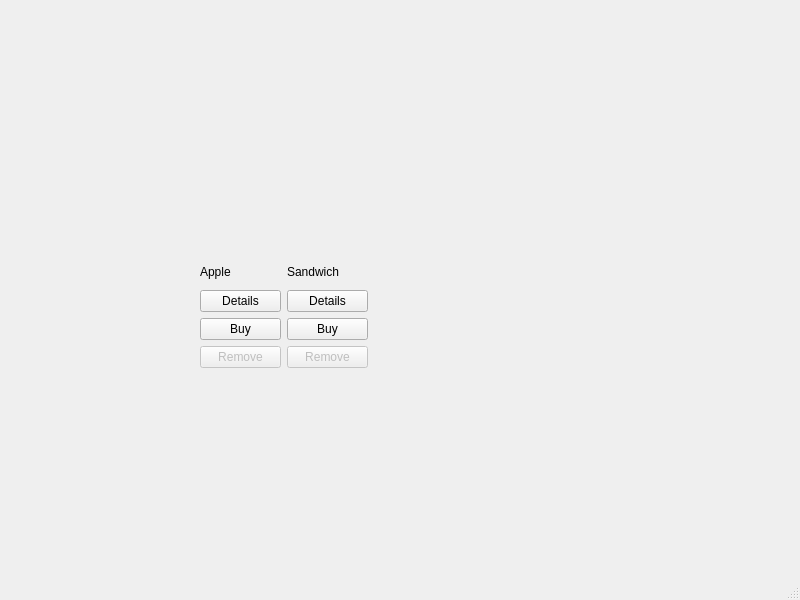
First picture: the form in mainwindow.ui, repository Whiteclaww/UGroceryDelivery, before the edit.
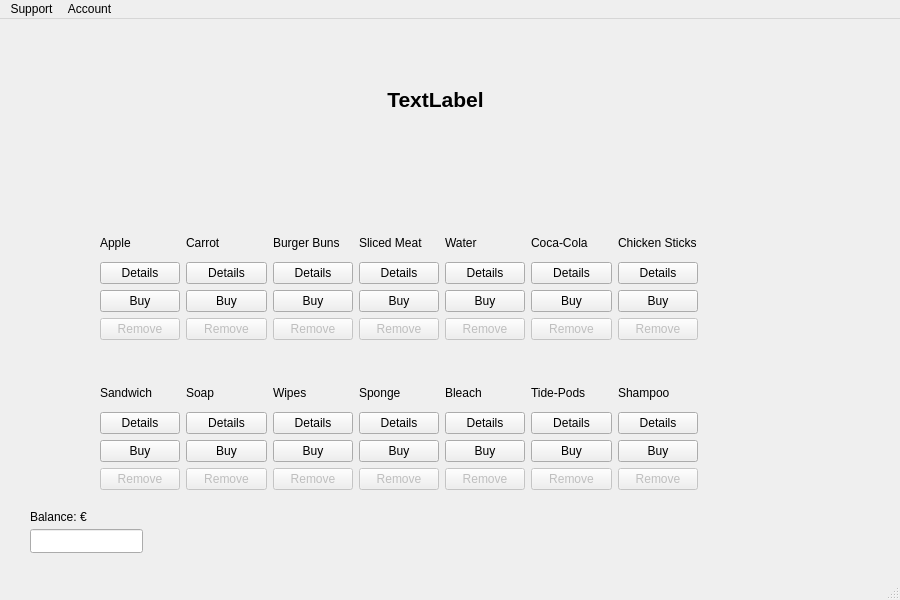
Second picture: the form after the edit.

What changed in the file:
```diff
--- a/mainwindow.ui
+++ b/mainwindow.ui
@@ -6,7 +6,7 @@
    <rect>
     <x>0</x>
     <y>0</y>
-    <width>800</width>
+    <width>900</width>
     <height>600</height>
    </rect>
   </property>
@@ -17,21 +17,200 @@
    <widget class="QWidget" name="layoutWidget">
     <property name="geometry">
      <rect>
-      <x>200</x>
-      <y>260</y>
-      <width>168</width>
-      <height>108</height>
+      <x>100</x>
+      <y>360</y>
+      <width>598</width>
+      <height>111</height>
      </rect>
     </property>
-    <layout class="QGridLayout" name="gridLayout">
+    <layout class="QGridLayout" name="gridLayout_2">
      <item row="2" column="1">
-      <widget class="QPushButton" name="pushButton_2">
+      <widget class="QPushButton" name="pushButton_33">
        <property name="text">
-        <string>Details</string>
+        <string>Buy</string>
+       </property>
+      </widget>
+     </item>
+     <item row="2" column="2">
+      <widget class="QPushButton" name="pushButton_25">
+       <property name="text">
+        <string>Buy</string>
+       </property>
+      </widget>
+     </item>
+     <item row="0" column="4">
+      <widget class="QLabel" name="label_10">
+       <property name="text">
+        <string>Bleach</string>
+       </property>
+      </widget>
+     </item>
+     <item row="3" column="3">
+      <widget class="QPushButton" name="pushButton_44">
+       <property name="enabled">
+        <bool>false</bool>
+       </property>
+       <property name="text">
+        <string>Remove</string>
        </property>
       </widget>
      </item>
      <item row="1" column="1">
+      <widget class="QPushButton" name="pushButton_27">
+       <property name="text">
+        <string>Details</string>
+       </property>
+      </widget>
+     </item>
+     <item row="3" column="4">
+      <widget class="QPushButton" name="pushButton_36">
+       <property name="enabled">
+        <bool>false</bool>
+       </property>
+       <property name="text">
+        <string>Remove</string>
+       </property>
+      </widget>
+     </item>
+     <item row="3" column="6">
+      <widget class="QPushButton" name="pushButton_31">
+       <property name="enabled">
+        <bool>false</bool>
+       </property>
+       <property name="text">
+        <string>Remove</string>
+       </property>
+      </widget>
+     </item>
+     <item row="2" column="5">
+      <widget class="QPushButton" name="pushButton_29">
+       <property name="text">
+        <string>Buy</string>
+       </property>
+      </widget>
+     </item>
+     <item row="1" column="5">
+      <widget class="QPushButton" name="pushButton_30">
+       <property name="text">
+        <string>Details</string>
+       </property>
+      </widget>
+     </item>
+     <item row="0" column="6">
+      <widget class="QLabel" name="label_14">
+       <property name="text">
+        <string>Shampoo</string>
+       </property>
+      </widget>
+     </item>
+     <item row="2" column="3">
+      <widget class="QPushButton" name="pushButton_37">
+       <property name="text">
+        <string>Buy</string>
+       </property>
+      </widget>
+     </item>
+     <item row="3" column="1">
+      <widget class="QPushButton" name="pushButton_45">
+       <property name="enabled">
+        <bool>false</bool>
+       </property>
+       <property name="text">
+        <string>Remove</string>
+       </property>
+      </widget>
+     </item>
+     <item row="3" column="2">
+      <widget class="QPushButton" name="pushButton_41">
+       <property name="enabled">
+        <bool>false</bool>
+       </property>
+       <property name="text">
+        <string>Remove</string>
+       </property>
+      </widget>
+     </item>
+     <item row="0" column="3">
+      <widget class="QLabel" name="label_11">
+       <property name="text">
+        <string>Sponge</string>
+       </property>
+      </widget>
+     </item>
+     <item row="1" column="2">
+      <widget class="QPushButton" name="pushButton_28">
+       <property name="text">
+        <string>Details</string>
+       </property>
+      </widget>
+     </item>
+     <item row="0" column="5">
+      <widget class="QLabel" name="label_9">
+       <property name="text">
+        <string>Tide-Pods</string>
+       </property>
+      </widget>
+     </item>
+     <item row="0" column="2">
+      <widget class="QLabel" name="label_13">
+       <property name="text">
+        <string>Wipes</string>
+       </property>
+      </widget>
+     </item>
+     <item row="2" column="6">
+      <widget class="QPushButton" name="pushButton_43">
+       <property name="text">
+        <string>Buy</string>
+       </property>
+      </widget>
+     </item>
+     <item row="1" column="6">
+      <widget class="QPushButton" name="pushButton_26">
+       <property name="text">
+        <string>Details</string>
+       </property>
+      </widget>
+     </item>
+     <item row="0" column="1">
+      <widget class="QLabel" name="label_15">
+       <property name="text">
+        <string>Soap</string>
+       </property>
+      </widget>
+     </item>
+     <item row="1" column="4">
+      <widget class="QPushButton" name="pushButton_40">
+       <property name="text">
+        <string>Details</string>
+       </property>
+      </widget>
+     </item>
+     <item row="3" column="5">
+      <widget class="QPushButton" name="pushButton_32">
+       <property name="enabled">
+        <bool>false</bool>
+       </property>
+       <property name="text">
+        <string>Remove</string>
+       </property>
+      </widget>
+     </item>
+     <item row="2" column="4">
+      <widget class="QPushButton" name="pushButton_38">
+       <property name="text">
+        <string>Buy</string>
+       </property>
+      </widget>
+     </item>
+     <item row="1" column="3">
+      <widget class="QPushButton" name="pushButton_34">
+       <property name="text">
+        <string>Details</string>
+       </property>
+      </widget>
+     </item>
+     <item row="0" column="0">
       <widget class="QLabel" name="label_2">
        <property name="text">
         <string>Sandwich</string>
@@ -39,35 +218,177 @@
       </widget>
      </item>
      <item row="1" column="0">
+      <widget class="QPushButton" name="pushButton_2">
+       <property name="text">
+        <string>Details</string>
+       </property>
+      </widget>
+     </item>
+     <item row="2" column="0">
+      <widget class="QPushButton" name="pushButton_4">
+       <property name="text">
+        <string>Buy</string>
+       </property>
+      </widget>
+     </item>
+     <item row="3" column="0">
+      <widget class="QPushButton" name="pushButton_5">
+       <property name="enabled">
+        <bool>false</bool>
+       </property>
+       <property name="text">
+        <string>Remove</string>
+       </property>
+      </widget>
+     </item>
+    </layout>
+   </widget>
+   <widget class="QLineEdit" name="lineEdit">
+    <property name="geometry">
+     <rect>
+      <x>30</x>
+      <y>510</y>
+      <width>113</width>
+      <height>24</height>
+     </rect>
+    </property>
+   </widget>
+   <widget class="QLabel" name="label_12">
+    <property name="geometry">
+     <rect>
+      <x>30</x>
+      <y>490</y>
+      <width>91</width>
+      <height>16</height>
+     </rect>
+    </property>
+    <property name="text">
+     <string>Balance: €</string>
+    </property>
+   </widget>
+   <widget class="QWidget" name="layoutWidget">
+    <property name="geometry">
+     <rect>
+      <x>100</x>
+      <y>210</y>
+      <width>598</width>
+      <height>111</height>
+     </rect>
+    </property>
+    <layout class="QGridLayout" name="gridLayout">
+     <item row="2" column="2">
+      <widget class="QPushButton" name="pushButton_12">
+       <property name="text">
+        <string>Buy</string>
+       </property>
+      </widget>
+     </item>
+     <item row="1" column="6">
+      <widget class="QPushButton" name="pushButton_22">
+       <property name="text">
+        <string>Details</string>
+       </property>
+      </widget>
+     </item>
+     <item row="1" column="1">
+      <widget class="QPushButton" name="pushButton_7">
+       <property name="text">
+        <string>Details</string>
+       </property>
+      </widget>
+     </item>
+     <item row="1" column="2">
+      <widget class="QPushButton" name="pushButton_10">
+       <property name="text">
+        <string>Details</string>
+       </property>
+      </widget>
+     </item>
+     <item row="2" column="5">
+      <widget class="QPushButton" name="pushButton_21">
+       <property name="text">
+        <string>Buy</string>
+       </property>
+      </widget>
+     </item>
+     <item row="1" column="5">
+      <widget class="QPushButton" name="pushButton_19">
+       <property name="text">
+        <string>Details</string>
+       </property>
+      </widget>
+     </item>
+     <item row="3" column="6">
+      <widget class="QPushButton" name="pushButton_23">
+       <property name="enabled">
+        <bool>false</bool>
+       </property>
+       <property name="text">
+        <string>Remove</string>
+       </property>
+      </widget>
+     </item>
+     <item row="0" column="5">
+      <widget class="QLabel" name="label_7">
+       <property name="text">
+        <string>Coca-Cola</string>
+       </property>
+      </widget>
+     </item>
+     <item row="0" column="4">
+      <widget class="QLabel" name="label_6">
+       <property name="text">
+        <string>Water</string>
+       </property>
+      </widget>
+     </item>
+     <item row="3" column="5">
+      <widget class="QPushButton" name="pushButton_20">
+       <property name="enabled">
+        <bool>false</bool>
+       </property>
+       <property name="text">
+        <string>Remove</string>
+       </property>
+      </widget>
+     </item>
+     <item row="0" column="3">
+      <widget class="QLabel" name="label_5">
+       <property name="text">
+        <string>Sliced Meat</string>
+       </property>
+      </widget>
+     </item>
+     <item row="2" column="1">
+      <widget class="QPushButton" name="pushButton_8">
+       <property name="text">
+        <string>Buy</string>
+       </property>
+      </widget>
+     </item>
+     <item row="1" column="3">
+      <widget class="QPushButton" name="pushButton_13">
+       <property name="text">
+        <string>Details</string>
+       </property>
+      </widget>
+     </item>
+     <item row="0" column="0">
       <widget class="QLabel" name="label">
        <property name="text">
         <string>Apple</string>
        </property>
       </widget>
      </item>
-     <item row="2" column="0">
+     <item row="1" column="0">
       <widget class="QPushButton" name="pushButton">
        <property name="text">
         <string>Details</string>
        </property>
       </widget>
      </item>
-     <item row="3" column="1">
-      <widget class="QPushButton" name="pushButton_4">
-       <property name="text">
-        <string>Buy</string>
-       </property>
-      </widget>
-     </item>
-     <item row="3" column="0">
-      <widget class="QPushButton" name="pushButton_3">
-       <property name="text">
-        <string>Buy</string>
-       </property>
-      </widget>
-     </item>
-     <item row="4" column="1">
-      <widget class="QPushButton" name="pushButton_5">
+     <item row="3" column="4">
+      <widget class="QPushButton" name="pushButton_17">
        <property name="enabled">
         <bool>false</bool>
        </property>
@@ -76,7 +397,35 @@
        </property>
       </widget>
      </item>
-     <item row="4" column="0">
+     <item row="0" column="2">
+      <widget class="QLabel" name="label_4">
+       <property name="text">
+        <string>Burger Buns</string>
+       </property>
+      </widget>
+     </item>
+     <item row="2" column="3">
+      <widget class="QPushButton" name="pushButton_15">
+       <property name="text">
+        <string>Buy</string>
+       </property>
+      </widget>
+     </item>
+     <item row="0" column="6">
+      <widget class="QLabel" name="label_8">
+       <property name="text">
+        <string>Chicken Sticks</string>
+       </property>
+      </widget>
+     </item>
+     <item row="2" column="4">
+      <widget class="QPushButton" name="pushButton_18">
+       <property name="text">
+        <string>Buy</string>
+       </property>
+      </widget>
+     </item>
+     <item row="3" column="0">
       <widget class="QPushButton" name="pushButton_6">
        <property name="enabled">
         <bool>false</bool>
@@ -86,10 +435,152 @@
        </property>
       </widget>
      </item>
+     <item row="1" column="4">
+      <widget class="QPushButton" name="pushButton_16">
+       <property name="text">
+        <string>Details</string>
+       </property>
+      </widget>
+     </item>
+     <item row="3" column="2">
+      <widget class="QPushButton" name="pushButton_11">
+       <property name="enabled">
+        <bool>false</bool>
+       </property>
+       <property name="text">
+        <string>Remove</string>
+       </property>
+      </widget>
+     </item>
+     <item row="2" column="0">
+      <widget class="QPushButton" name="pushButton_3">
+       <property name="text">
+        <string>Buy</string>
+       </property>
+      </widget>
+     </item>
+     <item row="2" column="6">
+      <widget class="QPushButton" name="pushButton_24">
+       <property name="text">
+        <string>Buy</string>
+       </property>
+      </widget>
+     </item>
+     <item row="3" column="3">
+      <widget class="QPushButton" name="pushButton_14">
+       <property name="enabled">
+        <bool>false</bool>
+       </property>
+       <property name="text">
+        <string>Remove</string>
+       </property>
+      </widget>
+     </item>
+     <item row="0" column="1">
+      <widget class="QLabel" name="label_3">
+       <property name="text">
+        <string>Carrot</string>
+       </property>
+      </widget>
+     </item>
+     <item row="3" column="1">
+      <widget class="QPushButton" name="pushButton_9">
+       <property name="enabled">
+        <bool>false</bool>
+       </property>
+       <property name="text">
+        <string>Remove</string>
+       </property>
+      </widget>
+     </item>
     </layout>
    </widget>
+   <widget class="QLabel" name="label_16">
+    <property name="geometry">
+     <rect>
+      <x>150</x>
+      <y>513</y>
+      <width>101</width>
+      <height>16</height>
+     </rect>
+    </property>
+    <property name="styleSheet">
+     <string notr="true">color: rgb(170, 0, 0);</string>
+    </property>
+    <property name="text">
+     <string/>
+    </property>
+   </widget>
+   <widget class="QLabel" name="label_17">
+    <property name="geometry">
+     <rect>
+      <x>190</x>
+      <y>70</y>
+      <width>491</width>
+      <height>20</height>
+     </rect>
+    </property>
+    <property name="font">
+     <font>
+      <pointsize>16</pointsize>
+      <bold>true</bold>
+     </font>
+    </property>
+    <property name="layoutDirection">
+     <enum>Qt::LeftToRight</enum>
+    </property>
+    <property name="text">
+     <string>TextLabel</string>
+    </property>
+    <property name="alignment">
+     <set>Qt::AlignCenter</set>
+    </property>
+   </widget>
   </widget>
   <widget class="QStatusBar" name="statusbar"/>
+  <widget class="QMenuBar" name="menuBar">
+   <property name="geometry">
+    <rect>
+     <x>0</x>
+     <y>0</y>
+     <width>900</width>
+     <height>21</height>
+    </rect>
+   </property>
+   <widget class="QMenu" name="menuSupport">
+    <property name="title">
+     <string>Support</string>
+    </property>
+    <addaction name="actionContact_Us"/>
+   </widget>
+   <widget class="QMenu" name="menuAccount">
+    <property name="title">
+     <string>Account</string>
+    </property>
+    <addaction name="actionSettings"/>
+    <addaction name="actionLog_out_Quit"/>
+   </widget>
+   <addaction name="menuSupport"/>
+   <addaction name="menuAccount"/>
+  </widget>
+  <action name="actionContact_Us">
+   <property name="text">
+    <string>Contact Us</string>
+   </property>
+  </action>
+  <action name="actionSettings">
+   <property name="text">
+    <string>Settings</string>
+   </property>
+  </action>
+  <action name="actionLog_out_Quit">
+   <property name="text">
+    <string>Log out &amp; Quit</string>
+   </property>
+   <property name="toolTip">
+    <string>Log out &amp; Quit</string>
+   </property>
+  </action>
  </widget>
  <resources/>
  <connections/>
```
